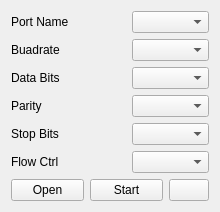
Qt form MotionViewer/ndicomm.ui (thinkexist1989/MotionViewer) before a commit.
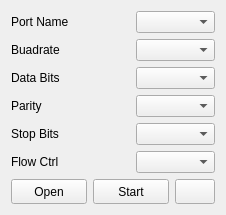
The same form after that commit. Icons and pictures are not drawn.

What changed in the file:
```diff
--- a/MotionViewer/ndicomm.ui
+++ b/MotionViewer/ndicomm.ui
@@ -6,8 +6,8 @@
    <rect>
     <x>0</x>
     <y>0</y>
-    <width>220</width>
-    <height>202</height>
+    <width>226</width>
+    <height>215</height>
    </rect>
   </property>
   <property name="sizePolicy">
```
